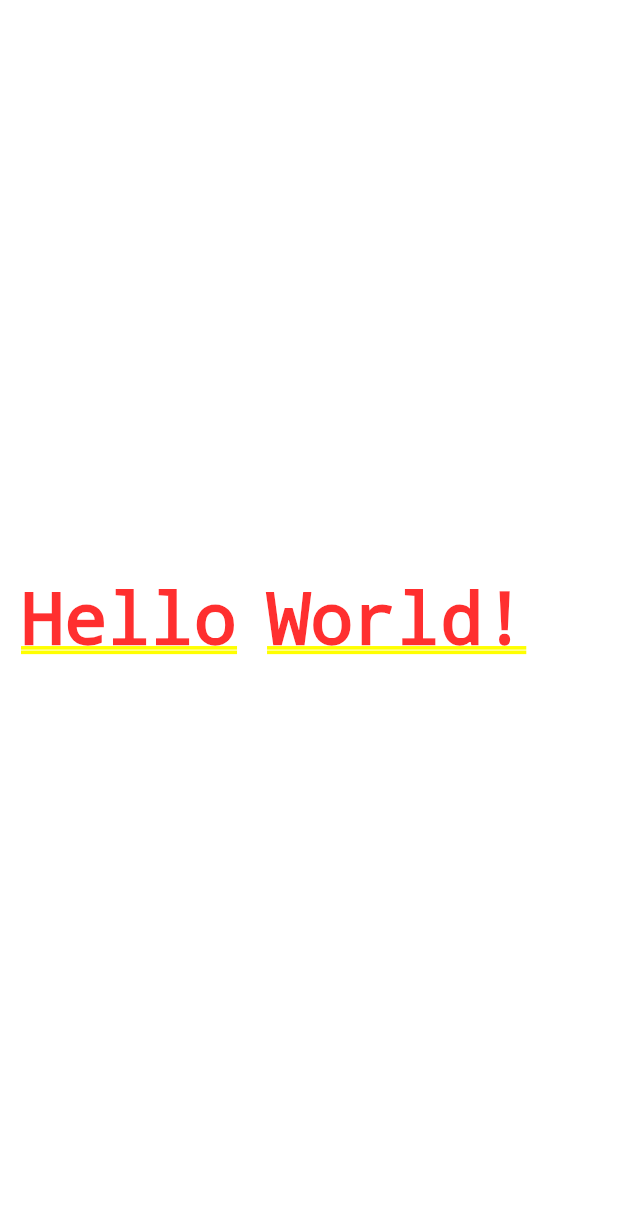
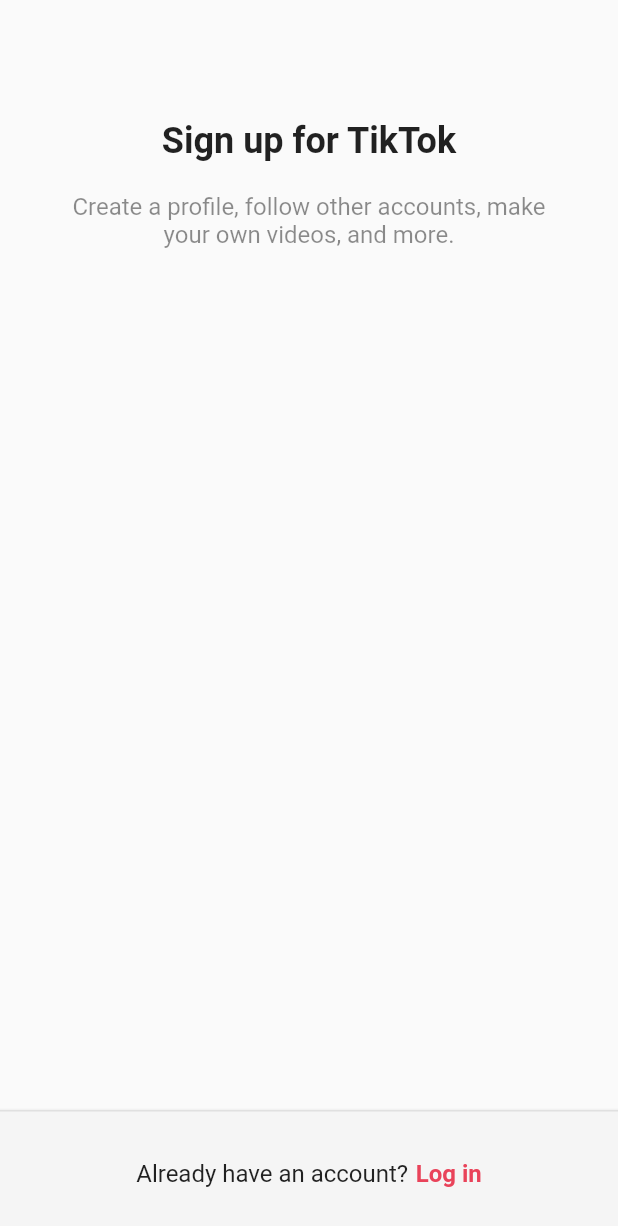
Before and after one commit to GwangjoGong/tiktok-clone, a Flutter app: the screen it shows after launch, on a phone screen of 412 x 824 dp. Shown: the top 1226 px of the screen. Run offline on Flutter 3.47's test engine with Material 2 defaults, Android fonts, the phone set to English and light mode, and no system bars.

Commit message:
#4.0 Sign Up Screen

```diff
--- a/lib/main.dart
+++ b/lib/main.dart
@@ -1,6 +1,5 @@
 import 'package:flutter/material.dart';
-import 'package:tiktok_clone/constants/gaps.dart';
-import 'package:tiktok_clone/constants/sizes.dart';
+import 'package:tiktok_clone/screens/sign_up_screen.dart';
 
 void main() {
   runApp(const TiktokApp());
@@ -13,21 +12,11 @@ class TiktokApp extends StatelessWidget {
   @override
   Widget build(BuildContext context) {
     return MaterialApp(
-        title: 'Flutter Demo',
-        theme: ThemeData(
-          primaryColor: const Color(0xFFE9435A),
-        ),
-        home: Padding(
-          padding: const EdgeInsets.all(Sizes.size14),
-          child: Container(
-            child: Row(
-              children: const [
-                Text('Hello'),
-                Gaps.h20,
-                Text('World!'),
-              ],
-            ),
-          ),
-        ));
+      title: 'Flutter Demo',
+      theme: ThemeData(
+        primaryColor: const Color(0xFFE9435A),
+      ),
+      home: const SignUpScreen(),
+    );
   }
 }
--- /dev/null
+++ b/lib/screens/sign_up_screen.dart
@@ -0,0 +1,75 @@
+import 'package:flutter/material.dart';
+import 'package:tiktok_clone/constants/gaps.dart';
+import 'package:tiktok_clone/constants/sizes.dart';
+
+class SignUpScreen extends StatelessWidget {
+  const SignUpScreen({super.key});
+
+  @override
+  Widget build(BuildContext context) {
+    return Scaffold(
+      body: SafeArea(
+        child: Padding(
+          padding: const EdgeInsets.symmetric(horizontal: Sizes.size40),
+          child: Column(
+            children: const [
+              Gaps.v80,
+              Text(
+                "Sign up for TikTok",
+                style: TextStyle(
+                  fontSize: Sizes.size24,
+                  fontWeight: FontWeight.w700,
+                ),
+              ),
+              Gaps.v20,
+              Text(
+                "Create a profile, follow other accounts, make your own videos, and more.",
+                style: TextStyle(
+                  fontSize: Sizes.size16,
+                  color: Colors.black45,
+                ),
+                textAlign: TextAlign.center,
+              ),
+            ],
+          ),
+        ),
+      ),
+      bottomNavigationBar: BottomAppBar(
+        elevation: 2,
+        color: Colors.grey.shade100,
+        child: Container(
+          decoration: BoxDecoration(
+            border: Border(
+                top: BorderSide(
+              color: Colors.grey.shade300,
+              width: 1,
+            )),
+          ),
+          child: Padding(
+            padding: const EdgeInsets.symmetric(vertical: Sizes.size32),
+            child: Row(
+              mainAxisAlignment: MainAxisAlignment.center,
+              children: [
+                const Text(
+                  "Already have an account?",
+                  style: TextStyle(
+                    fontSize: Sizes.size16,
+                  ),
+                ),
+                Gaps.h5,
+                Text(
+                  "Log in",
+                  style: TextStyle(
+                    fontWeight: FontWeight.w600,
+                    fontSize: Sizes.size16,
+                    color: Theme.of(context).primaryColor,
+                  ),
+                ),
+              ],
+            ),
+          ),
+        ),
+      ),
+    );
+  }
+}
```
Also changed, not shown: 1 other file.
